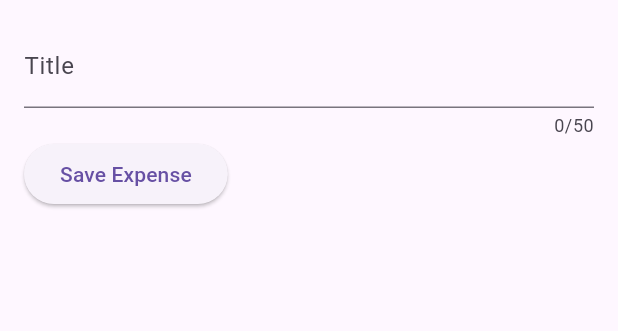
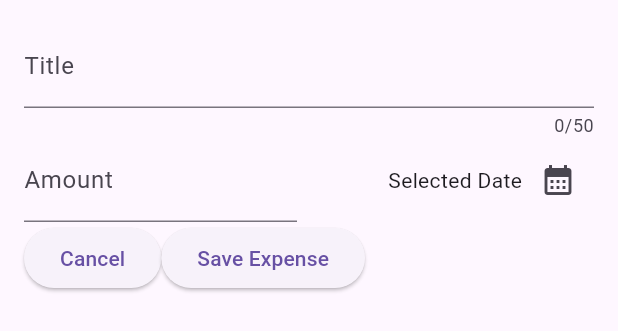
Before and after one commit to krissalv/expense_tracker, a Flutter app: the NewExpense widget shown alone on an empty page, opened directly, on a phone screen of 412 x 824 dp. Shown: the top 331 px of the screen. Run offline on Flutter 3.47's test engine with Material 3 defaults, Android fonts, the phone set to English and light mode, and no system bars.

Commit message:
added all variables and controllers for new expense

```diff
--- a/lib/widgets/new_expense.dart
+++ b/lib/widgets/new_expense.dart
@@ -1,21 +1,44 @@
+import 'package:expense_tracker/model/expense.dart';
 import 'package:flutter/material.dart';
+import 'package:intl/intl.dart';
+
+final formatter = DateFormat.yMd();
 
 class NewExpense extends StatefulWidget {
   const NewExpense({super.key});
 
   @override
   State<NewExpense> createState() {
-    // TODO: implement createState
     return _NewExpenseState();
   }
 }
 
 class _NewExpenseState extends State<NewExpense> {
   final _titleController = TextEditingController();
+  final _amountController = TextEditingController();
+  DateTime? _selectedDate;
+  Category _selectedCategory = Category.leisure;
+
+  //Controller for amount
   @override
   void dispose() {
     _titleController.dispose();
+    _amountController.dispose();
+    //Make sure to dispose of it
     super.dispose();
+  }
+
+  void _presentDatePicker() async {
+    final now = DateTime.now();
+    final firstDate = DateTime(now.year - 1, now.month, now.day);
+    final pickedDate = await showDatePicker(
+        context: context,
+        initialDate: now,
+        firstDate: firstDate,
+        lastDate: now);
+    setState(() {
+      _selectedDate = pickedDate;
+    });
   }
 
   @override
@@ -40,12 +63,51 @@ class _NewExpenseState extends State<NewExpense> {
           ),
           Row(
             children: [
+              Expanded(
+                child: TextField(
+                  controller: _amountController,
+                  keyboardType: TextInputType.number,
+                  decoration: const InputDecoration(
+                    prefixText: '\$',
+                    label: Text("Amount"),
+                  ),
+                ),
+              ),
+              const SizedBox(width: 16),
+              Expanded(
+                child: Row(
+                  mainAxisAlignment: MainAxisAlignment.end,
+                  crossAxisAlignment: CrossAxisAlignment.center,
+                  children: [
+                    Text(
+                      _selectedDate == null
+                          ? 'Selected Date'
+                          : formatter.format(_selectedDate!),
+                    ),
+                    IconButton(
+                        onPressed: _presentDatePicker,
+                        icon: const Icon(Icons.calendar_month)),
+                  ],
+                ),
+              ),
+            ],
+          ),
+          Row(
+            children: [
+              ElevatedButton(
+                onPressed: () {
+                  Navigator.pop(context);
+                },
+                child: const Text("Cancel"),
+              ),
               ElevatedButton(
                 onPressed: () {
                   print(_titleController.text);
+                  print(_amountController.text);
+                  //print the amount data
                 },
                 child: Text('Save Expense'),
-              )
+              ),
             ],
           ),
         ],
```
